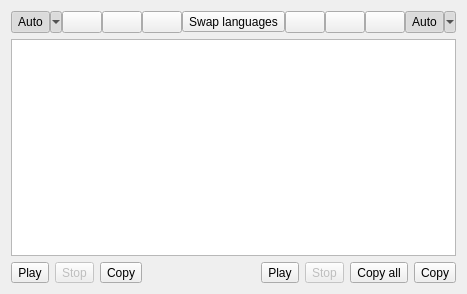
This is src/popupwindow.ui in crow-translate/crow-translate as Qt 5 draws it before an edit. The edited form follows.
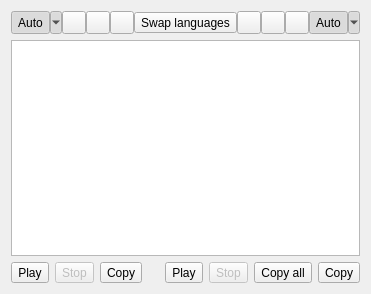
This is the edited form. Icons and pictures are not drawn.

The edit to the form file:
```diff
--- a/src/popupwindow.ui
+++ b/src/popupwindow.ui
@@ -6,7 +6,7 @@
    <rect>
     <x>0</x>
     <y>0</y>
-    <width>453</width>
+    <width>333</width>
     <height>294</height>
    </rect>
   </property>
@@ -52,7 +52,7 @@
       </widget>
      </item>
      <item>
-      <widget class="QPushButton" name="firstSourceButton">
+      <widget class="QToolButton" name="firstSourceButton">
        <property name="sizePolicy">
         <sizepolicy hsizetype="Minimum" vsizetype="Fixed">
          <horstretch>0</horstretch>
@@ -71,7 +71,7 @@
       </widget>
      </item>
      <item>
-      <widget class="QPushButton" name="secondSourceButton">
+      <widget class="QToolButton" name="secondSourceButton">
        <property name="sizePolicy">
         <sizepolicy hsizetype="Minimum" vsizetype="Fixed">
          <horstretch>0</horstretch>
@@ -90,7 +90,7 @@
       </widget>
      </item>
      <item>
-      <widget class="QPushButton" name="thirdSourceButton">
+      <widget class="QToolButton" name="thirdSourceButton">
        <property name="sizePolicy">
         <sizepolicy hsizetype="Minimum" vsizetype="Fixed">
          <horstretch>0</horstretch>
@@ -149,7 +149,7 @@
       </spacer>
      </item>
      <item>
-      <widget class="QPushButton" name="firstTranslationButton">
+      <widget class="QToolButton" name="firstTranslationButton">
        <property name="sizePolicy">
         <sizepolicy hsizetype="Minimum" vsizetype="Fixed">
          <horstretch>0</horstretch>
@@ -168,7 +168,7 @@
       </widget>
      </item>
      <item>
-      <widget class="QPushButton" name="secondTranslationButton">
+      <widget class="QToolButton" name="secondTranslationButton">
        <property name="sizePolicy">
         <sizepolicy hsizetype="Minimum" vsizetype="Fixed">
          <horstretch>0</horstretch>
@@ -187,7 +187,7 @@
       </widget>
      </item>
      <item>
-      <widget class="QPushButton" name="thirdTranslationButton">
+      <widget class="QToolButton" name="thirdTranslationButton">
        <property name="sizePolicy">
         <sizepolicy hsizetype="Minimum" vsizetype="Fixed">
          <horstretch>0</horstretch>
```
Left out of the diff: 6 changed lines with no effect on the pictures.
